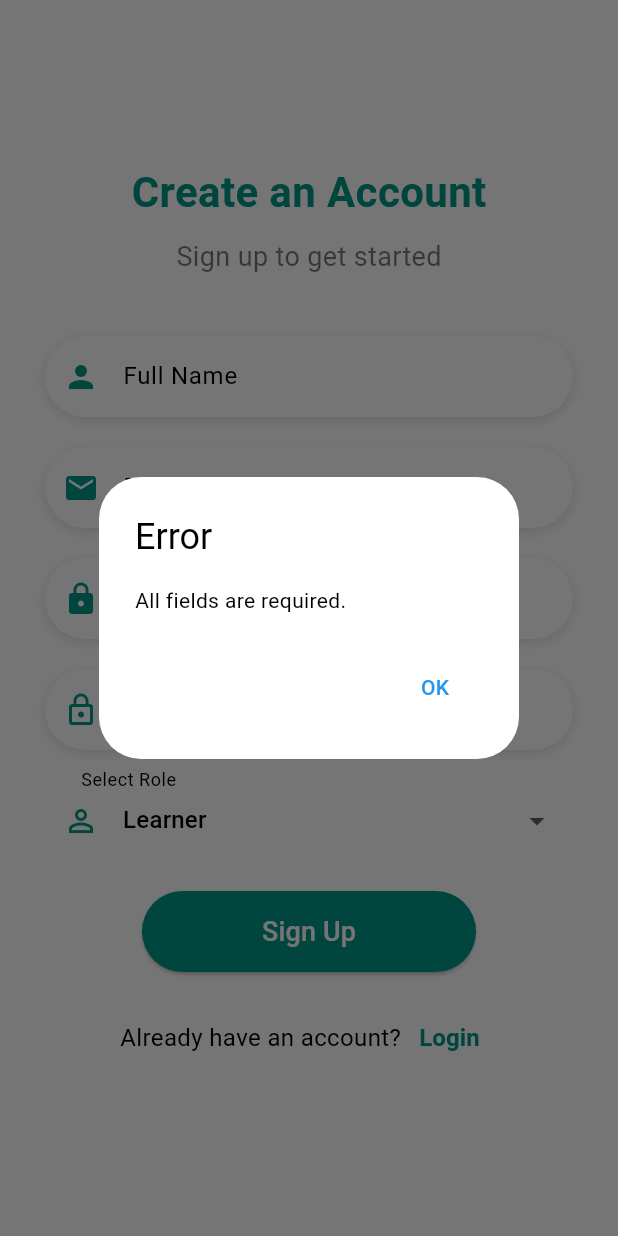
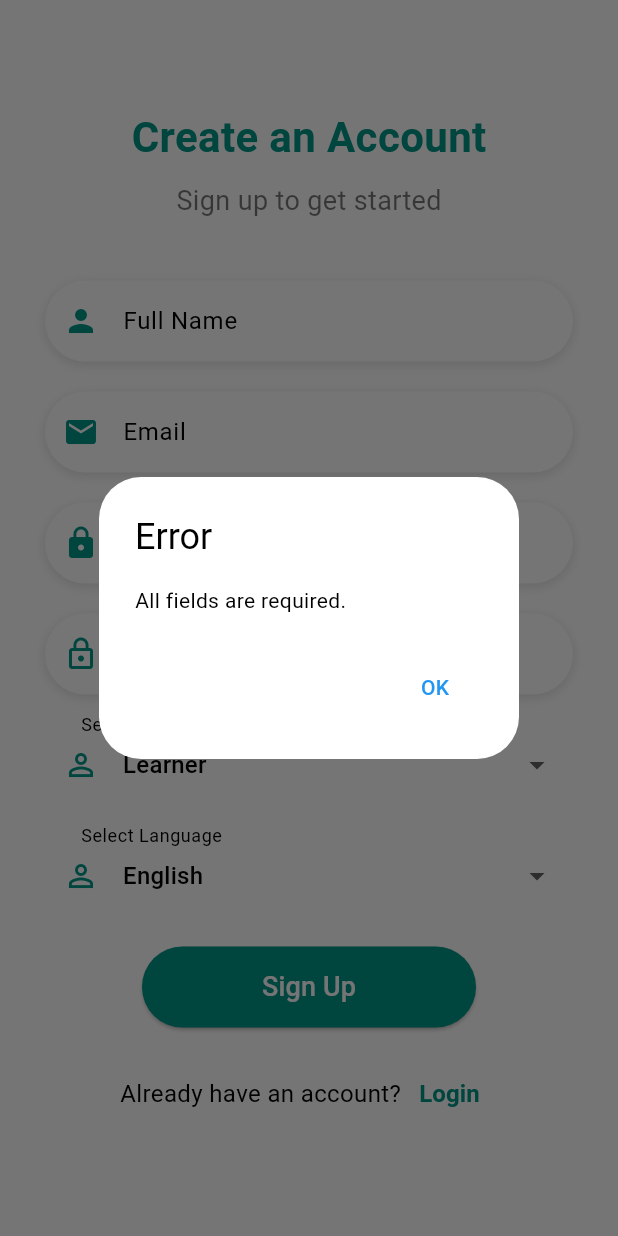
Before and after one commit to patelkiran185/naari-nivesh, a Flutter app: the SignUpPage screen opened directly, after a tap on "Sign Up", on a phone screen of 412 x 824 dp. Run offline on Flutter 3.47's test engine with Material 3 defaults, Android fonts, the light colour scheme and no system bars; our stand-ins replace animated_text_kit, card_swiper, cloud_firestore, confetti, firebase_auth, firebase_core and 8 more; accounts and stored records are empty; generated files the repository leaves out were written again.

Commit message:
language selection hindi or english

```diff
--- a/naari_nivesh/lib/screens/signup.dart
+++ b/naari_nivesh/lib/screens/signup.dart
@@ -20,6 +20,7 @@ class _SignUpPageState extends State<SignUpPage> {
   final TextEditingController _confirmPasswordController = TextEditingController();
 
   String selectedRole = 'Learner'; // Default role
+  String selectedLanguage = 'English'; // Default language
   bool _isLoading = false;
 
   void _signUp() async {
@@ -57,6 +58,7 @@ class _SignUpPageState extends State<SignUpPage> {
           "name": name,
           "email": email,
           "role": selectedRole,
+          "languagee": selectedLanguage,
           "uid": user.uid,
           "createdAt": FieldValue.serverTimestamp(),
         });
@@ -151,6 +153,28 @@ class _SignUpPageState extends State<SignUpPage> {
                   ),
                   const SizedBox(height: 20),
 
+                  // Language selection dropdown
+                  DropdownButtonFormField<String>(
+                    value: selectedLanguage,
+                    items: const [
+                      DropdownMenuItem(value: 'English', child: Text('English')),
+                      DropdownMenuItem(value: 'Hindi', child: Text('Hindi')),
+                    ],
+                    onChanged: (value) {
+                      setState(() {
+                        selectedLanguage = value!;
+                      });
+                    },
+                    decoration: InputDecoration(
+                      labelText: 'Select Language',
+                      prefixIcon: const Icon(Icons.person_outline, color: Colors.teal),
+                      border: OutlineInputBorder(borderRadius: BorderRadius.circular(30)),
+                      contentPadding: const EdgeInsets.symmetric(vertical: 15, horizontal: 20),
+                    ),
+                  ),
+                  const SizedBox(height: 20),
+
+
                   // Sign Up Button
                   ElevatedButton(
                     style: ElevatedButton.styleFrom(
```
